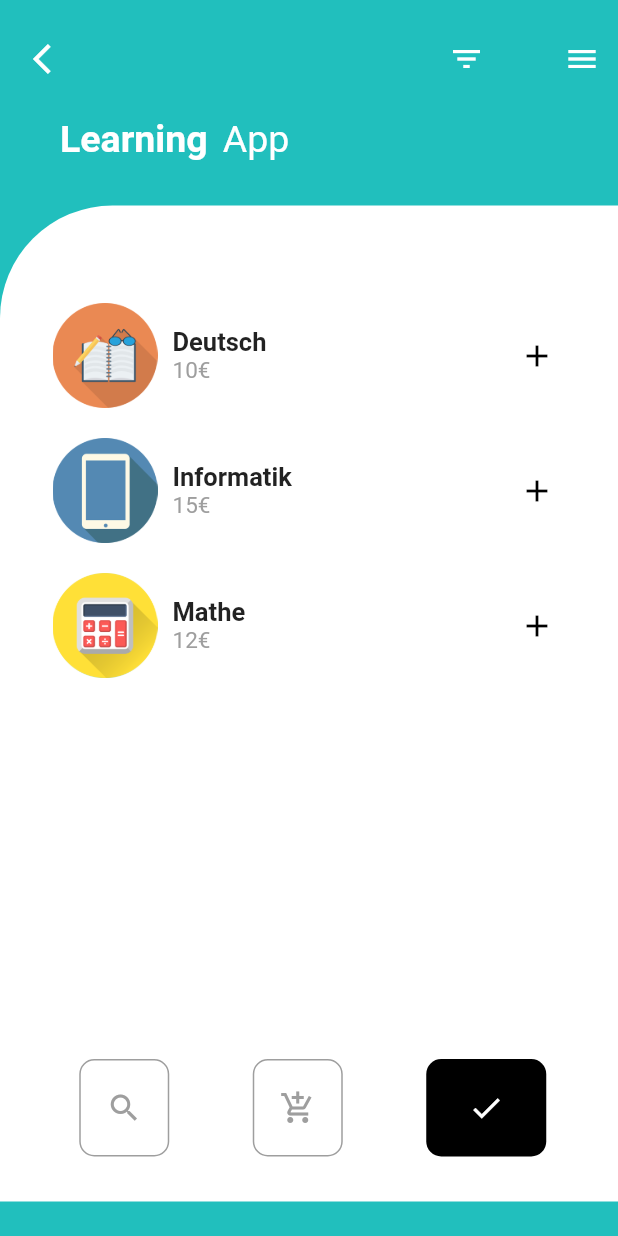
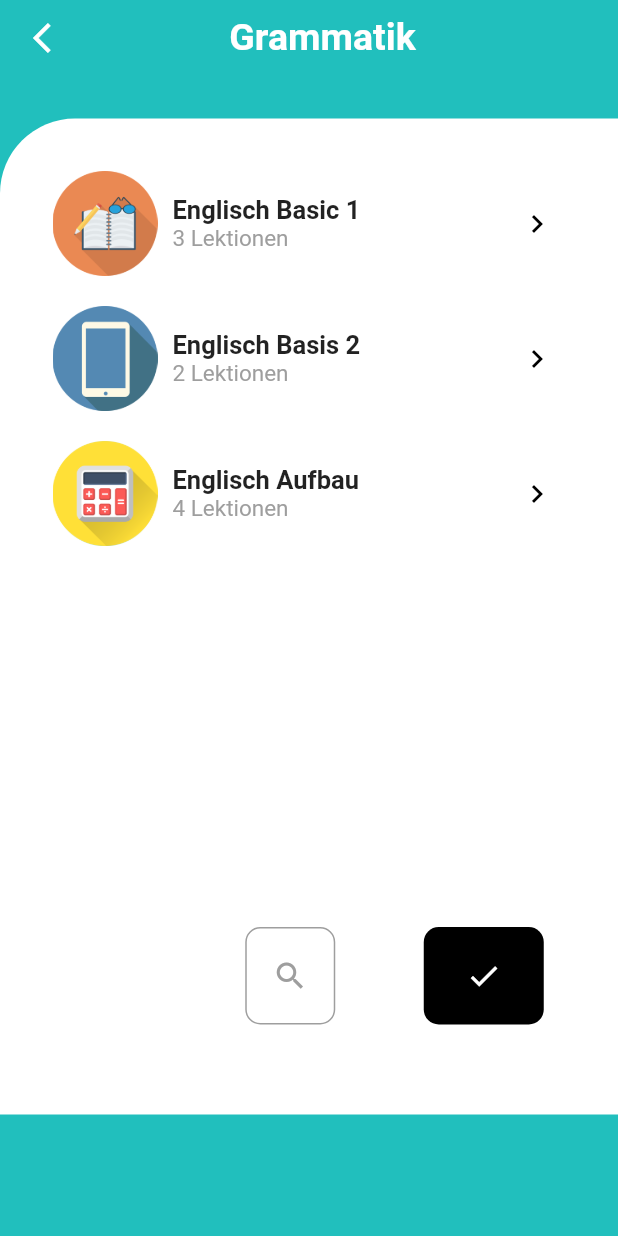
Before and after one commit to Vici912/fachbereichs_app, a Flutter app: the screen it shows after launch, on a phone screen of 412 x 824 dp. Run offline on Flutter 3.47's test engine with Material 2 defaults, Android fonts, the phone set to English and light mode, and no system bars; Roboto replaces fonts that are missing (Montserrat).

Commit message:
Unterseiten angelegt

```diff
--- a/lib/screens/startScreen.dart
+++ b/lib/screens/startScreen.dart
@@ -1,6 +1,7 @@
 
-import 'package:fachbereichs_app/screens/detailsScreen.dart';
+import 'package:fachbereichs_app/screens/detailsBasic2Screen.dart';
 import 'package:flutter/material.dart';
+import 'detailsBasic1Screen.dart';
 
 class StartScreen extends StatefulWidget {
   @override
@@ -17,7 +18,7 @@ class _StartScreenState extends State<StartScreen> {
           children: <Widget>[
 
             Padding(
-              padding: const EdgeInsets.only(top: 15.0, left: 10.0),
+              padding: const EdgeInsets.only(top: 1.0, left: 10.0),
               child: Row(
                 mainAxisAlignment: MainAxisAlignment.spaceBetween,
                 children: <Widget>[
@@ -28,49 +29,24 @@ class _StartScreenState extends State<StartScreen> {
                     onPressed: () {},
                   ),
 
-                  Container(
-                    width: 125.0,
-                    child: Row(
-                      mainAxisAlignment: MainAxisAlignment.spaceBetween,
-                      children: <Widget>[
+                  Text('Grammatik',
+                      style: TextStyle(
+                          fontFamily: 'Montserrat',
+                          color: Colors.white,
+                          fontWeight: FontWeight.bold,
+                          fontSize: 25.0)),
 
-                        IconButton(
-                          icon: Icon(Icons.filter_list),
-                          color: Colors.white,
-                          onPressed: () {},
-                        ),
-
-                        IconButton(
-                          icon: Icon(Icons.menu),
-                          color: Colors.white,
-                          onPressed: () {},
-                        ),
-                      ],
-                    ),
-                  ),
+                  SizedBox(width: 40.0),
 
                 ],
               ),
             ),
 
-            SizedBox(height: 15.0,),
             Padding(
               padding: EdgeInsets.only(left: 40.0),
               child: Row(
                 children: <Widget>[
-                  Text('Learning',
-                      style: TextStyle(
-                        fontFamily: 'Montserrat',
-                        color: Colors.white,
-                        fontWeight: FontWeight.bold,
-                        fontSize: 25.0)),
-
-                  SizedBox(width: 10.0),
-                  Text('App',
-                      style: TextStyle(
-                        fontFamily: 'Montserrat',
-                        color:Colors.white,
-                        fontSize: 25.0))
+                  SizedBox(width: 40.0),
                 ],
               ),
             ),
@@ -79,21 +55,21 @@ class _StartScreenState extends State<StartScreen> {
               height: MediaQuery.of(context).size.height - 160.0,
               decoration: BoxDecoration(
                 color: Colors.white,
-                borderRadius: BorderRadius.only(topLeft: Radius.circular(75.0)),
+                borderRadius: BorderRadius.only(topLeft: Radius.circular(50.0)),
               ),
               child: ListView(
                 primary: false,
                 padding: EdgeInsets.only(left: 25.0, right: 20.0),
                 children: <Widget>[
                   Padding(
-                    padding: EdgeInsets.only(top: 45.0),
+                    padding: EdgeInsets.only(top: 15.0),
                     child: Container(
                       height: MediaQuery.of(context).size.height - 350.0,
                       child: ListView(
                         children: [
-                          _buildFoodItem('assets/deutsch.png', 'Deutsch', '10€'),
-                          _buildFoodItem('assets/informatik.png', 'Informatik', '15€'),
-                          _buildFoodItem('assets/mathe.png', 'Mathe', '12€'),
+                          _buildBasic1Item('assets/deutsch.png', 'Englisch Basic 1', '3 Lektionen'),
+                          _buildBasic2Item('assets/informatik.png', 'Englisch Basis 2', '2 Lektionen'),
+                          _buildBasic2Item('assets/mathe.png', 'Englisch Aufbau', '4 Lektionen'),
                         ],
                       ),
                     ),
@@ -102,6 +78,7 @@ class _StartScreenState extends State<StartScreen> {
                   Row(
                     mainAxisAlignment: MainAxisAlignment.spaceAround,
                     children: <Widget>[
+                      SizedBox(width: 50.0),
                       Container(
                         height: 65.0,
                         width: 60.0,
@@ -116,22 +93,6 @@ class _StartScreenState extends State<StartScreen> {
                           child: Icon(Icons.search, color: Colors.grey),
                         ),
                       ),
-
-                      Container(
-                        height: 65.0,
-                        width: 60.0,
-                        decoration: BoxDecoration(
-                          border: Border.all(
-                              color: Colors.grey,
-                              style: BorderStyle.solid,
-                              width: 1.0),
-                          borderRadius: BorderRadius.circular(10.0),
-                        ),
-                        child: Center(
-                          child: Icon(Icons.add_shopping_cart, color: Colors.grey),
-                        ),
-                      ),
-
                       Container(
                         height: 65.0,
                         width: 80.0,
@@ -157,13 +118,83 @@ class _StartScreenState extends State<StartScreen> {
     );
   }
 
-  Widget _buildFoodItem( String imgPath, String foodName, String price) {
+
+
+  Widget _buildBasic1Item( String bildPfad1, String nameBasic1, String lektionen) {
     return Padding(
       padding: EdgeInsets.only(left: 10.0, right: 10.0, top: 20.0),
       child: InkWell(
         onTap: () {
           Navigator.of(context).push(MaterialPageRoute(
-            builder: (context) => DetailsScreen(heroTag: imgPath, foodName: foodName, foodPrice: price)
+              builder: (context) => DetailsBasic1Screen(heroTag: bildPfad1, foodName: nameBasic1, foodPrice: lektionen)
+
+          ));
+
+        },
+        child: Row(
+          mainAxisAlignment: MainAxisAlignment.spaceBetween,
+          children: <Widget>[
+            Container(
+              child: Row(
+                children: [
+                  Hero(
+                    tag: bildPfad1,
+                    child: Image(
+                      image: AssetImage(bildPfad1),
+                      fit: BoxFit.cover,
+                      height: 70.0,
+                      width: 70.0,
+                    ),
+                  ),
+
+                  SizedBox(width: 10.0,),
+                  Column(
+                    crossAxisAlignment: CrossAxisAlignment.start,
+                    children: [
+                      Text(
+                        nameBasic1,
+                        style: TextStyle(
+                          fontFamily: 'Montserrat',
+                          fontSize: 17.0,
+                          fontWeight: FontWeight.bold,
+                        ),
+                      ),
+
+                      Text(
+                        lektionen,
+                        style: TextStyle(
+                          fontFamily: 'Montserrat',
+                          fontSize: 15.0,
+                          color: Colors.grey,
+                        ),
+                      ),
+                    ],
+                  ),
+                ],
+              ),
+            ),
+
+            IconButton(
+              icon: Icon(Icons.keyboard_arrow_right),
+              color: Colors.black,
+              onPressed: () {},
+            ),
+          ],
+        ),
+      ),
+    );
+  }
+
+
+
+
+  Widget _buildBasic2Item( String imgPath, String foodName, String price) {
+    return Padding(
+      padding: EdgeInsets.only(left: 10.0, right: 10.0, top: 20.0),
+      child: InkWell(
+        onTap: () {
+          Navigator.of(context).push(MaterialPageRoute(
+              builder: (context) => DetailsBasic2Screen(heroTag: imgPath, foodName: foodName, foodPrice: price)
 
           ));
 
@@ -210,12 +241,12 @@ class _StartScreenState extends State<StartScreen> {
                 ],
               ),
             ),
+
             IconButton(
-              icon: Icon(Icons.add),
+              icon: Icon(Icons.keyboard_arrow_right),
               color: Colors.black,
               onPressed: () {},
-
-            )
+            ),
           ],
         ),
       ),
```
Also changed, not shown: lib/screens/detailsBasic1Screen.dart (added, +247 -0 lines), lib/screens/detailsBasic2Screen.dart (renamed from lib/screens/detailsScreen.dart, +5 -5 lines), pubspec.lock.
